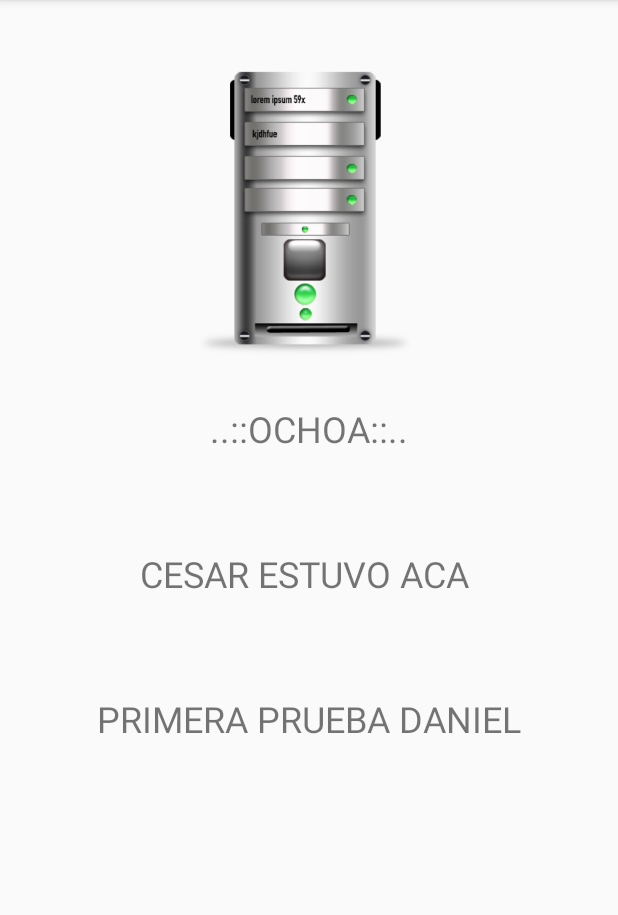
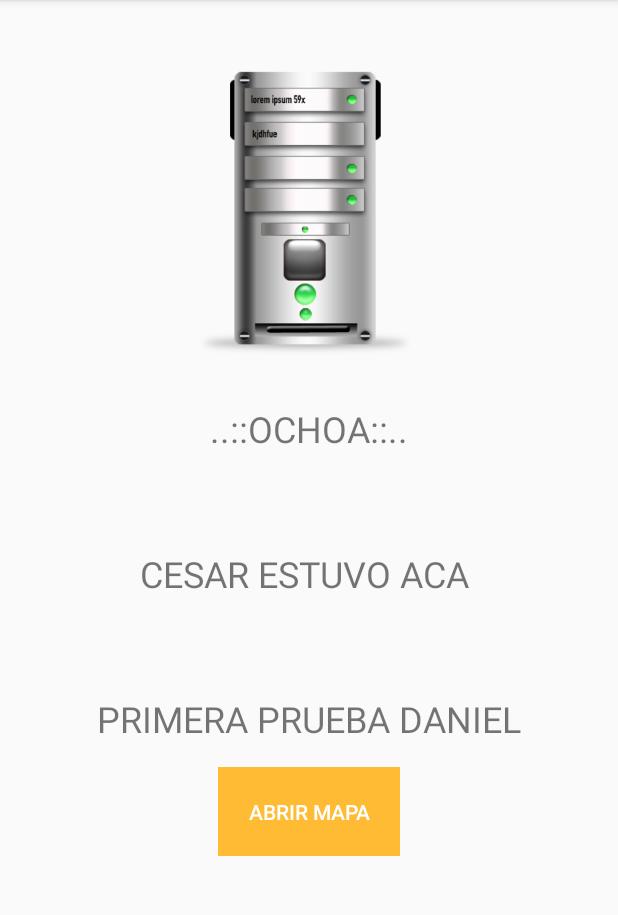
Before and after one commit to OCHOASV/liveDataCRS, an Android app: the screen it shows after launch (MainActivity), on a phone screen of 412 x 824 dp, the part 84-999 px from its top. Run offline under Robolectric (Android 15) with nearby library versions, the phone set to English and light mode, and no system bars.

Commit message:
Se agrega activity Google Maps con algunas ubicaciones predefinidas.

```diff
--- a/app/build.gradle
+++ b/app/build.gradle
@@ -23,6 +23,7 @@ dependencies {
     implementation fileTree(dir: 'libs', include: ['*.jar'])
     implementation 'androidx.appcompat:appcompat:1.0.2'
     implementation 'androidx.constraintlayout:constraintlayout:1.1.3'
+    implementation 'com.google.android.gms:play-services-maps:16.1.0'
     testImplementation 'junit:junit:4.12'
     androidTestImplementation 'androidx.test:runner:1.1.1'
     androidTestImplementation 'androidx.test.espresso:espresso-core:3.1.1'
--- a/app/src/main/java/com/example/livedatacrs/MainActivity.java
+++ b/app/src/main/java/com/example/livedatacrs/MainActivity.java
@@ -2,7 +2,10 @@ package com.example.livedatacrs;
 
 import androidx.appcompat.app.AppCompatActivity;
 
+import android.content.Intent;
 import android.os.Bundle;
+import android.view.View;
+import android.widget.Button;
 
 public class MainActivity extends AppCompatActivity {
 
@@ -10,5 +13,13 @@ public class MainActivity extends AppCompatActivity {
     protected void onCreate(Bundle savedInstanceState) {
         super.onCreate(savedInstanceState);
         setContentView(R.layout.activity_main);
+        Button BtnGetlocation = (Button) findViewById(R.id.GetLocationButton);
+        BtnGetlocation.setOnClickListener(new View.OnClickListener() {
+            @Override
+            public void onClick(View v) {
+                Intent intent = new Intent(v.getContext(),MapsCRS.class);
+                startActivityForResult(intent,0);
+            }
+        });
     }
 }
--- a/app/src/main/res/layout/activity_main.xml
+++ b/app/src/main/res/layout/activity_main.xml
@@ -49,4 +49,18 @@
         app:layout_constraintTop_toTopOf="parent"
         app:srcCompat="@drawable/dedicated_server" />
 
+    <Button
+        android:id="@+id/GetLocationButton"
+        style="@style/Widget.AppCompat.Button.Borderless"
+        android:layout_width="wrap_content"
+        android:layout_height="wrap_content"
+        android:layout_marginTop="16dp"
+        android:background="@android:color/holo_orange_light"
+        android:padding="20dp"
+        android:text="Abrir Mapa"
+        android:textColor="@android:color/background_light"
+        app:layout_constraintEnd_toEndOf="parent"
+        app:layout_constraintStart_toStartOf="parent"
+        app:layout_constraintTop_toBottomOf="@+id/textView3" />
+
 </androidx.constraintlayout.widget.ConstraintLayout>
--- a/app/src/main/res/values/strings.xml
+++ b/app/src/main/res/values/strings.xml
@@ -1,3 +1,4 @@
 <resources>
     <string name="app_name">liveDataCRS</string>
+    <string name="title_activity_maps_crs">Map</string>
 </resources>
```
Also changed, not shown: app/src/debug/res/values/google_maps_api.xml (added, +24 -0 lines), app/src/main/AndroidManifest.xml (+24 -0 lines), app/src/main/java/com/example/livedatacrs/MapsCRS.java (added, +72 -0 lines), app/src/main/res/layout/activity_maps_crs.xml (added, +24 -0 lines), app/src/main/res/drawable/icon_maker.png (added), 1 other file.
